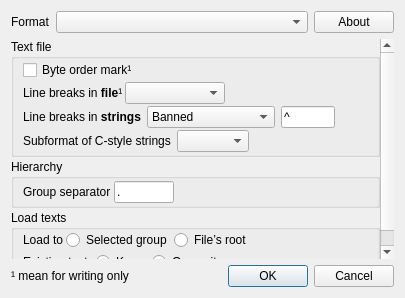
This is UTranslator/FmFileFormat.ui in Mercury13/utranslator as Qt 5 draws it before an edit. The edited form follows.
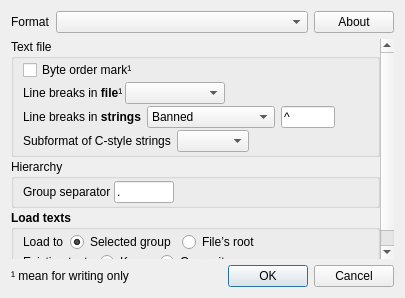
This is the edited form.

The edit to the form file:
```diff
--- a/UTranslator/FmFileFormat.ui
+++ b/UTranslator/FmFileFormat.ui
@@ -318,21 +318,44 @@
        </item>
        <item>
         <widget class="QGroupBox" name="grpLoadTexts">
+         <property name="font">
+          <font>
+           <bold>true</bold>
+          </font>
+         </property>
          <property name="title">
           <string>Load texts</string>
          </property>
          <layout class="QVBoxLayout" name="verticalLayout_4">
           <property name="spacing">
-           <number>2</number>
+           <number>0</number>
           </property>
           <property name="topMargin">
-           <number>0</number>
+           <number>2</number>
           </property>
           <property name="bottomMargin">
            <number>2</number>
           </property>
           <item>
-           <layout class="QHBoxLayout" name="horizontalLayout_7">
+           <widget class="QWidget" name="widget" native="true">
+            <property name="font">
+             <font>
+              <bold>false</bold>
+             </font>
+            </property>
+            <layout class="QHBoxLayout" name="horizontalLayout_9">
+             <property name="leftMargin">
+              <number>0</number>
+             </property>
+             <property name="topMargin">
+              <number>0</number>
+             </property>
+             <property name="rightMargin">
+              <number>0</number>
+             </property>
+             <property name="bottomMargin">
+              <number>0</number>
+             </property>
             <item>
              <widget class="QLabel" name="lbPlace">
               <property name="text">
@@ -371,9 +394,28 @@
              </spacer>
             </item>
            </layout>
+           </widget>
           </item>
           <item>
-           <layout class="QHBoxLayout" name="horizontalLayout_8">
+           <widget class="QWidget" name="widget_2" native="true">
+            <property name="font">
+             <font>
+              <bold>false</bold>
+             </font>
+            </property>
+            <layout class="QHBoxLayout" name="horizontalLayout_7">
+             <property name="leftMargin">
+              <number>0</number>
+             </property>
+             <property name="topMargin">
+              <number>0</number>
+             </property>
+             <property name="rightMargin">
+              <number>0</number>
+             </property>
+             <property name="bottomMargin">
+              <number>0</number>
+             </property>
             <item>
              <widget class="QLabel" name="lbExistingTexts">
               <property name="text">
@@ -412,6 +454,7 @@
              </spacer>
             </item>
            </layout>
+           </widget>
           </item>
          </layout>
         </widget>
```
Lines whose indentation alone changed are shown as unchanged.
